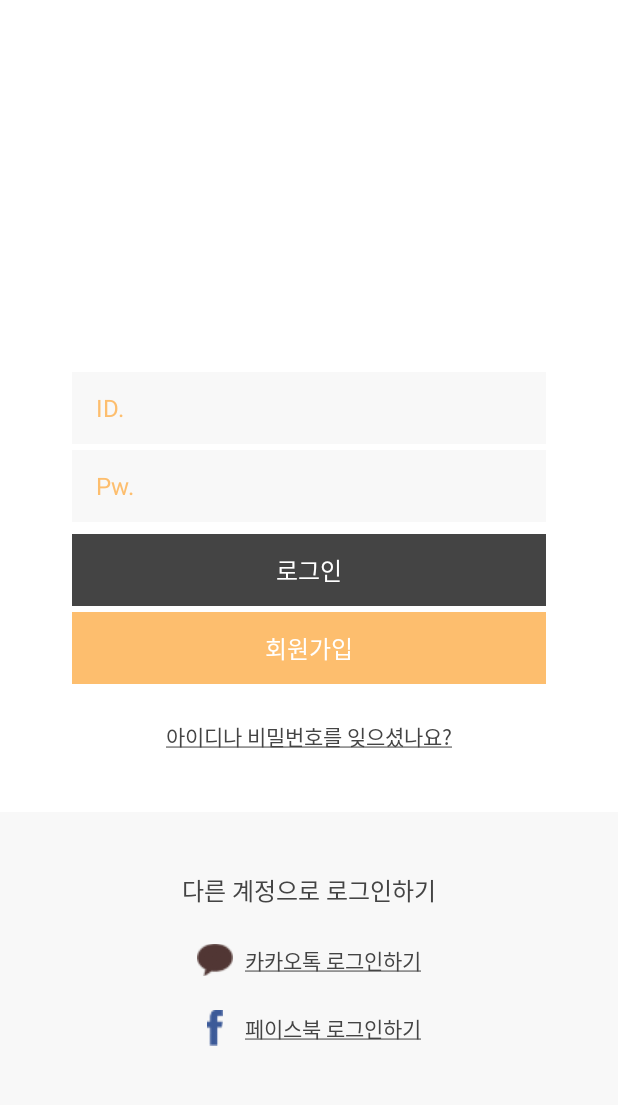
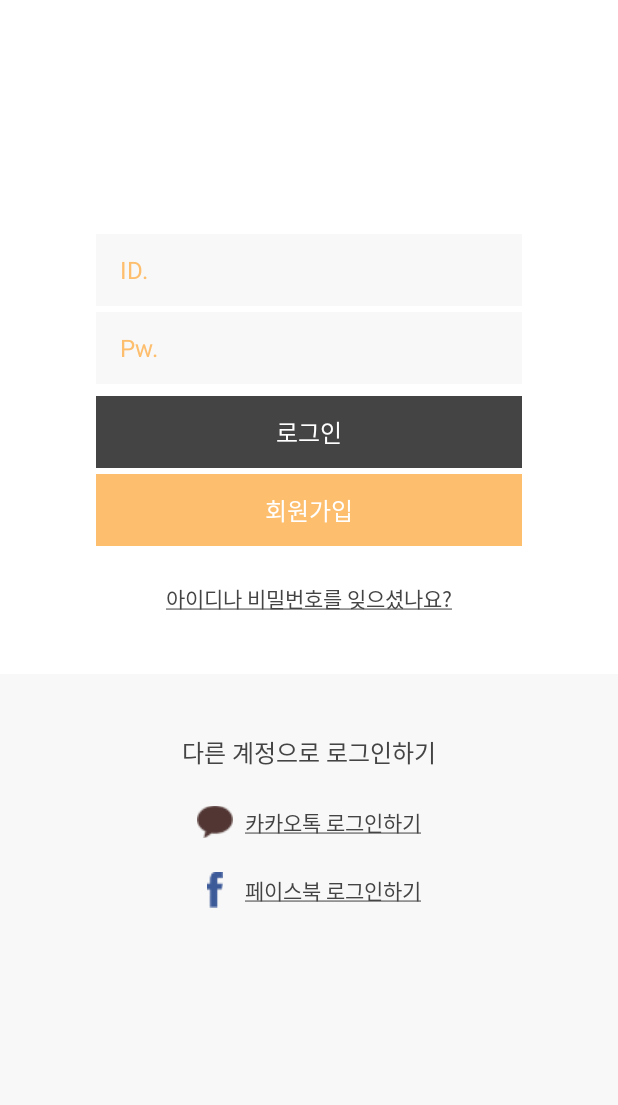
Before and after one commit to depromeet/project-bread, an Android app: the screen it shows after launch (LoginActivity), on a phone screen of 412 x 824 dp, the part 120-1225 px from its top. Run offline under Robolectric (Android 15) with nearby library versions, the phone set to English and light mode, and no system bars; Roboto replaces fonts that are not available here; 2 statements that could not run were skipped.

Commit message:
로그인 레이아웃 수정

```diff
--- a/app/src/main/res/layout/activity_login.xml
+++ b/app/src/main/res/layout/activity_login.xml
@@ -3,23 +3,15 @@
     xmlns:android="http://schemas.android.com/apk/res/android"
     android:orientation="vertical"
     android:layout_width="match_parent"
-    android:layout_height="match_parent">
-
-    <RelativeLayout
-        android:layout_width="match_parent"
-        android:layout_height="0dp"
-        android:layout_weight="1"
-        android:paddingTop="@dimen/activity_margin_quadra"
-        android:paddingLeft="@dimen/activity_margin_quadra"
-        android:paddingRight="@dimen/activity_margin_quadra"
-        android:paddingBottom="@dimen/activity_margin_double"
-        android:background="@color/colorPrimary" >
+    android:layout_height="match_parent"
+    android:gravity="center" >
 
     <LinearLayout
-            android:layout_width="wrap_content"
+        android:layout_width="match_parent"
         android:layout_height="wrap_content"
-            android:layout_centerHorizontal="true"
-            android:gravity="center" >
+        android:gravity="center"
+        android:padding="@dimen/activity_margin_quadra"
+        android:background="@color/colorPrimary" >
 
         <ImageView
             android:layout_width="48dp"
@@ -36,21 +28,35 @@
 
     </LinearLayout>
 
+    <RelativeLayout
+        android:layout_width="match_parent"
+        android:layout_height="match_parent" >
+
+        <LinearLayout
+            android:id="@+id/layout_login"
+            android:orientation="vertical"
+            android:layout_width="match_parent"
+            android:layout_height="wrap_content"
+            android:layout_centerInParent="true" >
+
+            <!-- 꽈배기 로그인 -->
             <LinearLayout
                 android:orientation="vertical"
                 android:layout_width="match_parent"
                 android:layout_height="wrap_content"
-            android:layout_alignParentBottom="true"
-            android:paddingLeft="@dimen/activity_margin"
-            android:paddingRight="@dimen/activity_margin"
-            android:paddingBottom="@dimen/activity_margin"
-            android:gravity="center">
+                android:gravity="center"
+                android:paddingLeft="@dimen/activity_margin_ultra"
+                android:paddingRight="@dimen/activity_margin_ultra"
+                android:paddingBottom="@dimen/activity_margin_quadra"
+                android:background="@color/colorPrimary" >
 
+                <!-- 아이디, 비밀번호 입력 -->
                 <GridLayout
                     android:id="@+id/form_login"
                     android:orientation="horizontal"
                     android:layout_width="match_parent"
                     android:layout_height="wrap_content"
+                    android:layout_marginBottom="@dimen/activity_margin_tiny"
                     android:columnCount="2"
                     android:background="@color/colorBackground" >
 
@@ -73,7 +79,7 @@
 
                     <View
                         android:layout_columnSpan="2"
-                    android:layout_height="@dimen/activity_margin_small"
+                        android:layout_height="@dimen/activity_margin_tiny"
                         android:background="@color/colorPrimary" />
 
                     <com.depromeet.bread.view.DohyeonTextView
@@ -95,14 +101,12 @@
 
                 </GridLayout>
 
-            <View
-                android:layout_width="match_parent"
-                android:layout_height="@dimen/activity_margin_half" />
-
+                <!-- 로그인, 회원가입 버튼 -->
                 <GridLayout
                     android:orientation="horizontal"
                     android:layout_width="match_parent"
                     android:layout_height="wrap_content"
+                    android:layout_marginTop="@dimen/activity_margin_tiny"
                     android:columnCount="1"
                     android:background="@color/colorBackground" >
 
@@ -116,7 +120,7 @@
                         android:text="@string/login" />
 
                     <View
-                    android:layout_height="@dimen/activity_margin_small"
+                        android:layout_height="@dimen/activity_margin_tiny"
                         android:background="@color/colorPrimary" />
 
                     <com.depromeet.bread.view.DohyeonButton
@@ -130,6 +134,7 @@
 
                 </GridLayout>
 
+                <!-- 아이디, 비밀번호 찾기 -->
                 <com.depromeet.bread.view.HyperTextView
                     android:layout_width="wrap_content"
                     android:layout_height="wrap_content"
@@ -142,25 +147,24 @@
 
             </LinearLayout>
 
-    </RelativeLayout>
-
+            <!-- 외부 플랫폼 로그인 -->
             <LinearLayout
                 android:orientation="vertical"
                 android:layout_width="match_parent"
                 android:layout_height="wrap_content"
-        android:paddingTop="@dimen/activity_margin_triple"
-        android:paddingBottom="@dimen/activity_margin_quadra"
+                android:paddingTop="@dimen/activity_margin_quadra"
                 android:gravity="center" >
 
                 <com.depromeet.bread.view.DohyeonTextView
                     android:layout_width="wrap_content"
                     android:layout_height="wrap_content"
-            android:layout_marginTop="@dimen/activity_margin"
-            android:layout_marginBottom="@dimen/activity_margin"
+                    android:paddingTop="@dimen/activity_margin_half"
+                    android:paddingBottom="@dimen/activity_margin"
                     android:text="@string/login_with_others"
                     android:textSize="@dimen/font_size_medium"
                     android:textColor="@color/colorPrimaryDark" />
 
+                <!-- 카카오톡 로그인 -->
                 <LinearLayout
                     android:layout_width="wrap_content"
                     android:layout_height="wrap_content"
@@ -183,6 +187,7 @@
 
                 </LinearLayout>
 
+                <!-- 페이스북 로그인 -->
                 <LinearLayout
                     android:layout_width="wrap_content"
                     android:layout_height="wrap_content"
@@ -208,3 +213,21 @@
             </LinearLayout>
 
         </LinearLayout>
+
+        <!-- 위쪽 여백 흰색 -->
+        <View
+            android:layout_width="match_parent"
+            android:layout_height="match_parent"
+            android:layout_above="@id/layout_login"
+            android:background="@color/colorPrimary" />
+
+        <!-- 아래쪽 여백 회색 -->
+        <View
+            android:layout_width="match_parent"
+            android:layout_height="match_parent"
+            android:layout_below="@id/layout_login"
+            android:background="@color/colorBackground" />
+
+    </RelativeLayout>
+
+</LinearLayout>
--- a/app/src/main/res/values/dimens.xml
+++ b/app/src/main/res/values/dimens.xml
@@ -8,7 +8,7 @@
     <dimen name="activity_margin_quadra">32dp</dimen>
     <dimen name="activity_margin_ultra">64dp</dimen>
     <dimen name="activity_margin_half">8dp</dimen>
-    <dimen name="activity_margin_small">4dp</dimen>
+    <dimen name="activity_margin_tiny">4dp</dimen>
     <dimen name="font_size_title">28sp</dimen>
     <dimen name="font_size_large">18sp</dimen>
     <dimen name="font_size_medium">16sp</dimen>
```
Also changed, not shown: 2 other files. Lines whose indentation alone changed are shown as unchanged.
